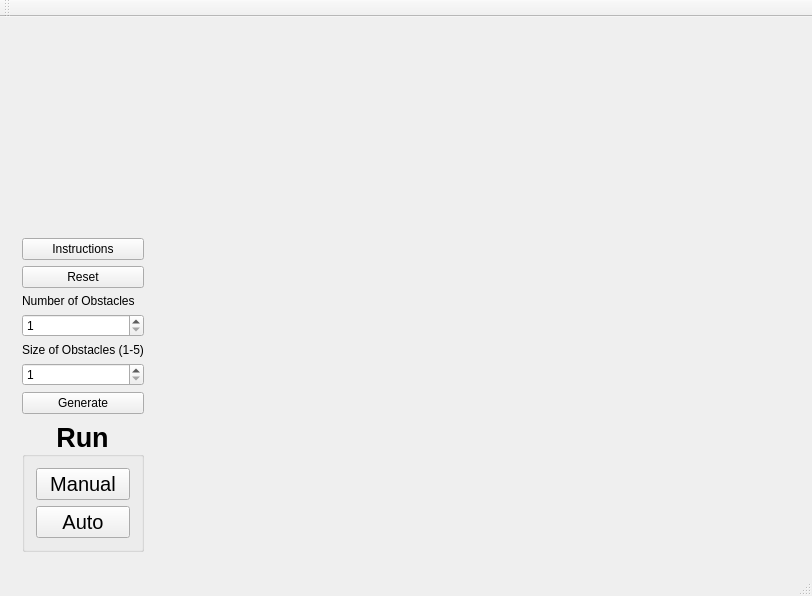
This is mainwindow.ui in dcrich/pathfinder as Qt 5 draws it before an edit. The edited form follows.
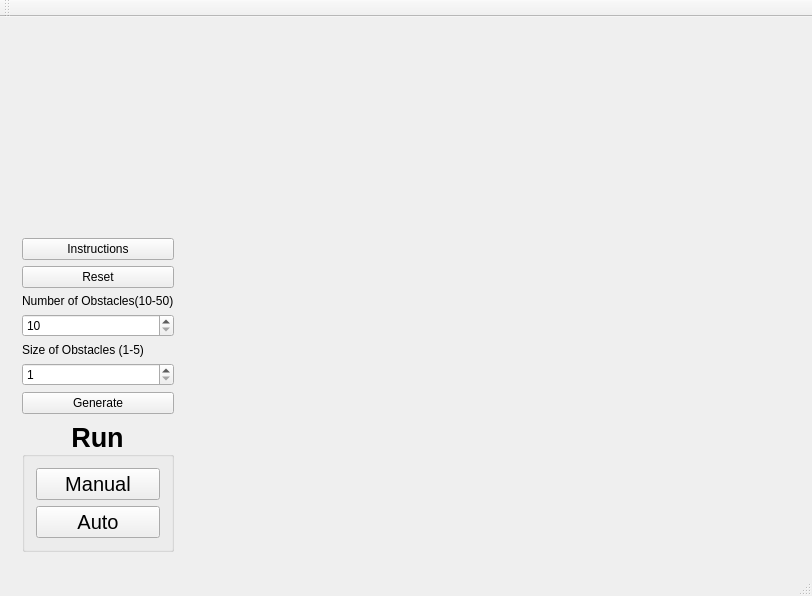
This is the edited form. Custom widgets are drawn as their Qt base class.

Diff of the .ui file:
```diff
--- a/mainwindow.ui
+++ b/mainwindow.ui
@@ -63,14 +63,14 @@
          <item>
           <widget class="QLabel" name="label_2">
            <property name="text">
-            <string>Number of Obstacles</string>
+            <string>Number of Obstacles(10-50)</string>
            </property>
           </widget>
          </item>
          <item>
           <widget class="QSpinBox" name="numObstacles">
            <property name="minimum">
-            <number>1</number>
+            <number>10</number>
            </property>
            <property name="maximum">
             <number>50</number>
```
